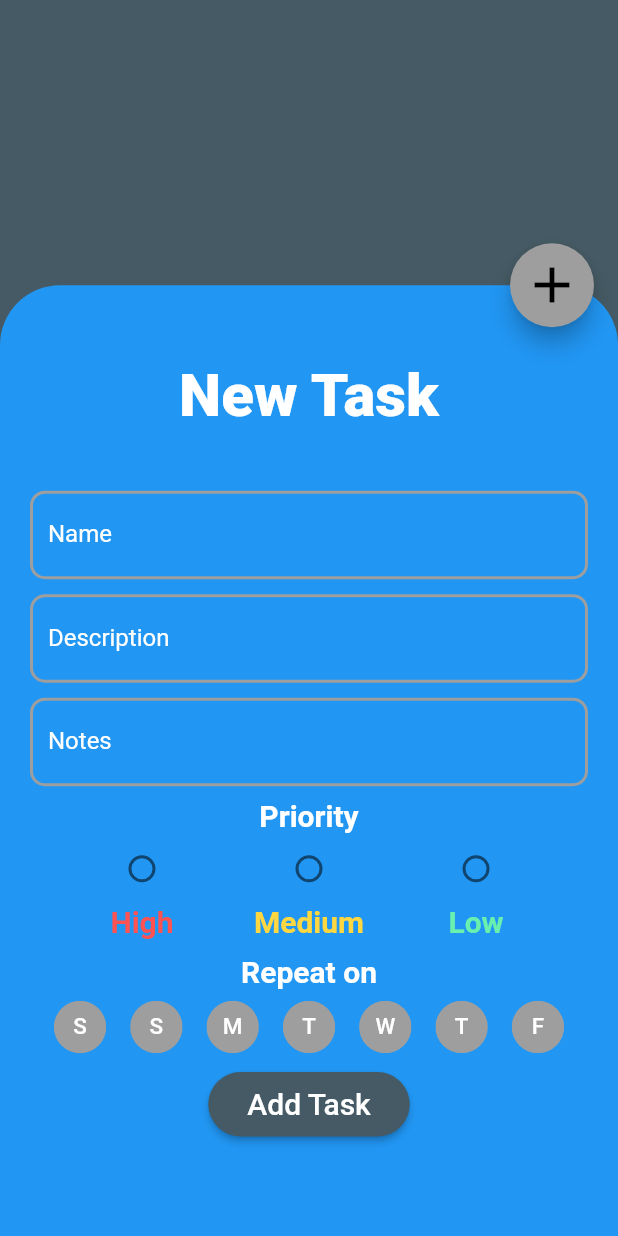
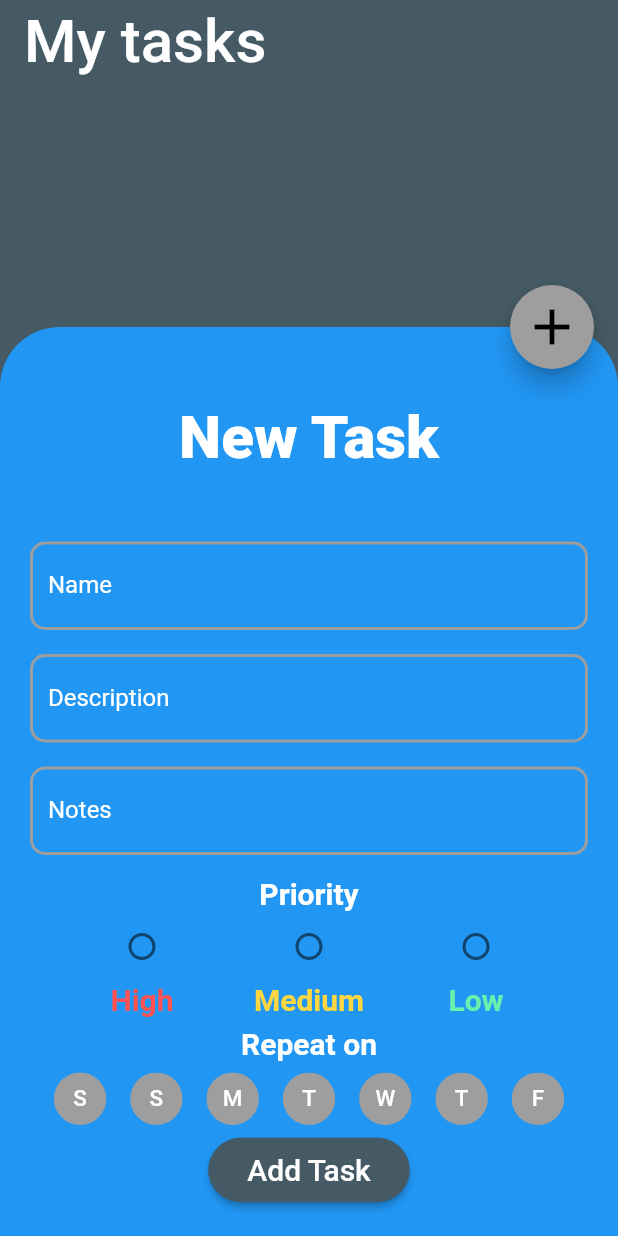
Before and after one commit to hashem78/Taskist, a Flutter app: the screen it shows after launch, after a tap on the "add" icon, on a phone screen of 412 x 824 dp. Run offline on Flutter 3.47's test engine with Material 2 defaults, Android fonts, the phone set to English and light mode, and no system bars.

Commit message:
Refactor to Wrap and add const keyword

```diff
--- a/lib/constants.dart
+++ b/lib/constants.dart
@@ -1,5 +1,5 @@
 import 'package:flutter/material.dart';
-import 'package:Taskist/widgets/taskity_texfield.dart';
+import 'package:Taskist/widgets/taskist_textfield.dart';
 
 const kprimaryDarkColor = const Color(0xFF455A64);
 const kprimaryLightColor = const Color(0xFFCFD8DC);
--- a/lib/screens/addtask_screen.dart
+++ b/lib/screens/addtask_screen.dart
@@ -12,24 +12,22 @@ class AddTaskScreen extends StatelessWidget {
   @override
   Widget build(BuildContext context) {
     return Container(
-      padding: EdgeInsets.all(20),
-      width: MediaQuery.of(context).size.width,
-      height: MediaQuery.of(context).size.height / 1.3,
-      child: SingleChildScrollView(
-        physics: NeverScrollableScrollPhysics(),
-        child: Column(
+      padding: const EdgeInsets.all(20),
+      child: Wrap(
+        runSpacing: 6,
+        alignment: WrapAlignment.center,
         children: [
           Container(
             decoration: BoxDecoration(
               color: Colors.blue,
-                borderRadius: BorderRadius.all(
-                  Radius.circular(100),
+              borderRadius: const BorderRadius.all(
+                const Radius.circular(100),
               ),
             ),
-              padding: EdgeInsets.all(30),
-              child: Text(
+            padding: const EdgeInsets.all(30),
+            child: const Text(
               "New Task",
-                style: TextStyle(
+              style: const TextStyle(
                 fontSize: 40,
                 fontWeight: FontWeight.w900,
                 color: kTextColor,
@@ -38,14 +36,11 @@ class AddTaskScreen extends StatelessWidget {
           ),
           for (var item in kfieldList) item,
           RadioPriorityRow(),
-            SizedBox(
-              height: 10,
-            ),
           Column(
             children: [
               Padding(
                 padding: const EdgeInsets.only(bottom: 8),
-                  child: Text(
+                child: const Text(
                   "Repeat on",
                   style: TextStyle(
                     color: kTextColor,
@@ -66,16 +61,13 @@ class AddTaskScreen extends StatelessWidget {
               ),
             ],
           ),
-            SizedBox(
-              height: 10,
-            ),
           RaisedButton(
             color: kprimaryDarkColor,
             child: Container(
               padding: EdgeInsets.all(10),
-                child: Text(
+              child: const Text(
                 "Add Task",
-                  style: TextStyle(
+                style: const TextStyle(
                   color: kTextColor,
                   fontSize: 20,
                 ),
@@ -85,7 +77,17 @@ class AddTaskScreen extends StatelessWidget {
               borderRadius: BorderRadius.circular(30),
             ),
             onPressed: () {
-                context.read<TaskListModel>().addTask(
+              buildTaskModel(context);
+              Navigator.of(context).pop();
+            },
+          ),
+        ],
+      ),
+    );
+  }
+
+  void buildTaskModel(BuildContext context) {
+    return context.read<TaskListModel>().addTask(
           TaskModel(
             taskName: kfieldList[0].controller.text,
             description: kfieldList[1].controller.text,
@@ -97,12 +99,5 @@ class AddTaskScreen extends StatelessWidget {
             repeats: [...context.read<DayButtonsModel>().repeates],
           ),
         );
-                Navigator.of(context).pop();
-              },
-            ),
-          ],
-        ),
-      ),
-    );
   }
 }
--- a/lib/screens/main_screen.dart
+++ b/lib/screens/main_screen.dart
@@ -13,8 +13,19 @@ class MainScreen extends StatelessWidget {
   Widget build(BuildContext context) {
     return Material(
       child: Scaffold(
+        appBar: AppBar(
+          elevation: 0,
+          backgroundColor: kprimaryDarkColor,
+          automaticallyImplyLeading: false,
+          title: const Text(
+            "My tasks",
+            style: TextStyle(
+              fontSize: 40,
+            ),
+          ),
+        ),
         floatingActionButton: FloatingActionButton(
-          child: Icon(
+          child: const Icon(
             Icons.add,
             size: 40,
           ),
--- a/lib/widgets/radiopriority_row.dart
+++ b/lib/widgets/radiopriority_row.dart
@@ -8,12 +8,12 @@ class RadioPriorityRow extends StatelessWidget {
   @override
   Widget build(BuildContext context) {
     return Container(
-      padding: EdgeInsets.only(
+      padding: const EdgeInsets.only(
         top: 8,
       ),
       child: Column(
         children: [
-          Text(
+          const Text(
             "Priority",
             style: TextStyle(
               color: kTextColor,
--- a/lib/widgets/taskday_button.dart
+++ b/lib/widgets/taskday_button.dart
@@ -30,7 +30,7 @@ class TaskDayButton extends StatelessWidget {
               child: Center(
                 child: Text(
                   title,
-                  style: TextStyle(
+                  style: const TextStyle(
                     fontSize: 15,
                     fontWeight: FontWeight.w500,
                     color: kTextColor,
```
Also changed, not shown: lib/screens/taskdetails_screen.dart (added, +51 -0 lines), lib/widgets/task_tile.dart (+4 -53 lines), lib/widgets/taskist_textfield.dart (renamed from lib/widgets/taskity_texfield.dart). Lines whose indentation alone changed are shown as unchanged.
